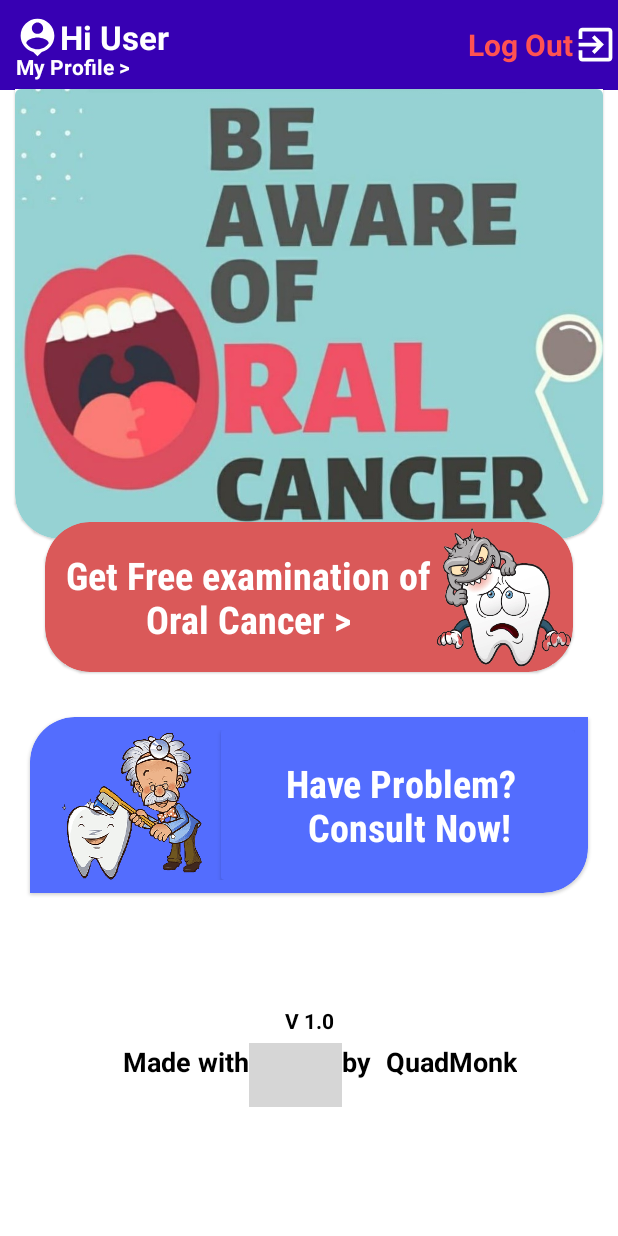
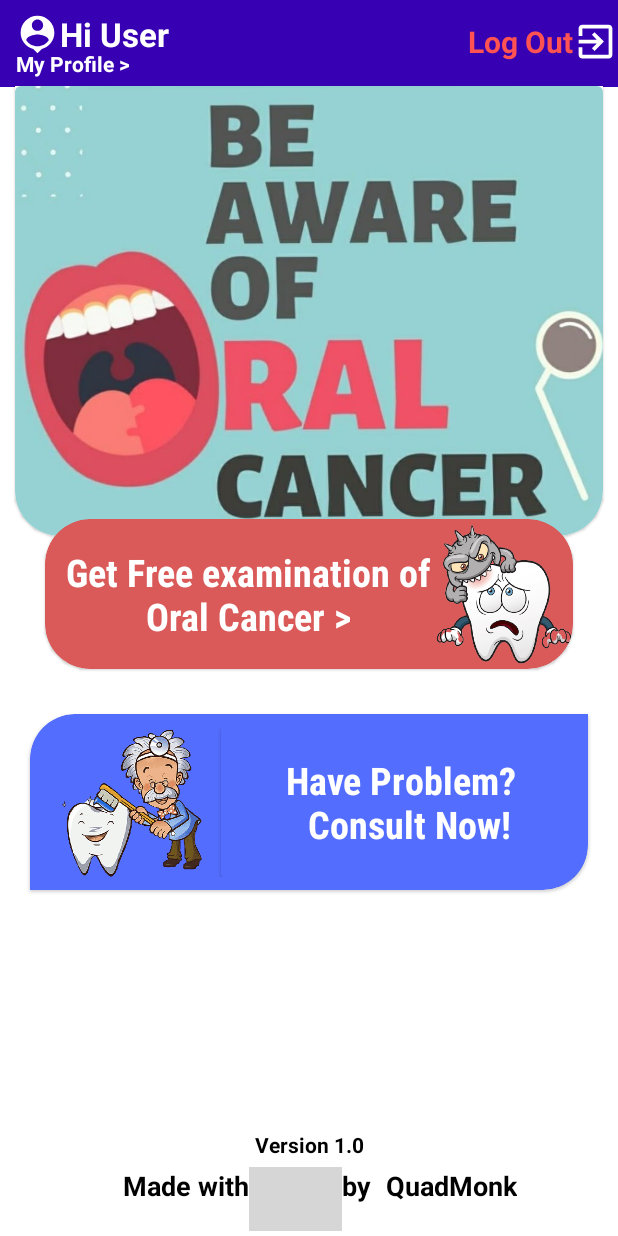
Before and after one commit to dineshlalgit/FirstDoctorV1.0, an Android app: the HomePage screen opened directly, with no data from a screen before it, on a phone screen of 412 x 824 dp. Run offline under Robolectric (Android 15) with nearby library versions, the light colour scheme and no system bars; our stand-ins replace Firebase (no records; nobody signed in at launch, a user with empty details on screens opened directly); grey boxes are pictures that could not be loaded.

Commit message:
Merge remote-tracking branch 'origin/master' into Vinay
# Conflicts:
#	app/src/main/AndroidManifest.xml

```diff
--- a/app/build.gradle
+++ b/app/build.gradle
@@ -6,6 +6,11 @@ plugins {
 android {
     compileSdkVersion 30
     buildToolsVersion "30.0.3"
+
+    packagingOptions {
+        exclude 'META-INF/DEPENDENCIES'
+        exclude 'META-INF/androidx.cardview_cardview.version'
+    }
 
     defaultConfig {
         applicationId "com.oraldoc.firstdoctor"
@@ -16,6 +21,7 @@ android {
 
         testInstrumentationRunner "androidx.test.runner.AndroidJUnitRunner"
     }
+
 
     buildTypes {
         release {
@@ -39,6 +45,8 @@ dependencies {
     implementation 'com.google.firebase:firebase-database:20.0.0'
     implementation 'com.google.firebase:firebase-storage:20.0.0'
     implementation 'com.google.android.gms:play-services-auth:19.0.0'
+    //noinspection GradleCompatible
+    implementation 'com.android.support:cardview-v7:28.0.0'
     testImplementation 'junit:junit:4.13.2'
     androidTestImplementation 'androidx.test.ext:junit:1.1.2'
     androidTestImplementation 'androidx.test.espresso:espresso-core:3.3.0'
--- a/app/src/main/AndroidManifest.xml
+++ b/app/src/main/AndroidManifest.xml
@@ -23,6 +23,7 @@
         </activity>
         <activity android:name=".Examination_one" />
         <activity android:name=".History_two" />
+        <activity android:name=".UserProfile" />
         <activity android:name=".History_one" />
         <activity android:name=".Complain" />
         <activity android:name=".Info" />
--- a/app/src/main/res/layout/activity_home_page.xml
+++ b/app/src/main/res/layout/activity_home_page.xml
@@ -28,21 +28,20 @@
 
                 <TextView
                     android:id="@+id/tvUserName"
-                    android:layout_width="match_parent"
+                    android:layout_width="0dp"
                     android:layout_height="wrap_content"
-                    android:layout_marginLeft="10dp"
+                    android:layout_marginStart="10dp"
                     android:layout_marginTop="10dp"
-                    android:layout_marginRight="50dp"
+                    android:layout_marginEnd="50dp"
                     android:layout_marginBottom="20dp"
                     android:layout_weight="2"
                     android:background="@android:color/transparent"
-                    android:drawableStart="@drawable/account_30"
-                    android:drawableLeft="@drawable/account_30"
                     android:onClick="onNextButtonClick"
                     android:text="Hi User"
                     android:textAppearance="@style/TextAppearance.AppCompat.Large"
                     android:textColor="@color/white"
-                    android:textStyle="bold" />
+                    android:textStyle="bold"
+                    app:drawableStartCompat="@drawable/account_30" />
 
                 <TextView
                     android:id="@+id/tvLogout"
@@ -63,12 +62,13 @@
             <TextView
                 android:id="@+id/textView2"
                 android:layout_width="wrap_content"
-                android:layout_height="wrap_content"
-                android:layout_marginLeft="10dp"
+                android:layout_height="0dp"
+                android:layout_marginStart="10dp"
                 android:layout_marginTop="-25dp"
                 android:layout_weight="1"
                 android:background="@android:color/transparent"
                 android:gravity="center"
+                android:onClick="onNextButtonClick"
                 android:text="My Profile >"
                 android:textAppearance="@style/TextAppearance.AppCompat.Body1"
                 android:textColor="#FFFFFF"
@@ -214,12 +214,13 @@
                 android:layout_width="match_parent"
                 android:layout_height="wrap_content"
                 android:layout_gravity="bottom|center"
-                android:layout_marginTop="55dp"
+                android:layout_marginTop="140dp"
                 android:foregroundGravity="bottom|center"
                 android:gravity="bottom|center"
-                android:text="V 1.0"
-                android:textStyle="bold"
-                android:textColor="#000000" />
+                android:text="Version 1.0"
+                android:textColor="#000000"
+                android:textStyle="bold" />
+
             <LinearLayout
                 android:id="@+id/luvinbrait"
                 android:layout_width="wrap_content"
@@ -227,12 +228,12 @@
                 android:layout_below="@+id/txtviewsearch"
                 android:layout_alignParentBottom="true"
                 android:layout_centerHorizontal="true"
-                android:layout_gravity="center"
+                android:layout_gravity="bottom|center"
                 android:layout_marginTop="5dp"
                 android:baselineAligned="false"
                 android:focusableInTouchMode="true"
-                android:foregroundGravity="center"
-                android:gravity="center|fill">
+                android:foregroundGravity="bottom|center"
+                android:gravity="bottom|center|fill">
 
                 <TextView
                     android:layout_width="wrap_content"
@@ -252,7 +253,7 @@
                     android:layout_gravity="center"
                     android:layout_marginTop="-7dp"
                     android:background="@drawable/love"
-                    android:scaleType="fitXY"
+                    android:scaleType="centerCrop"
                     android:scaleX="1"
                     android:scaleY="1" />
 
@@ -281,7 +282,6 @@
             </LinearLayout>
 
 
-
         </LinearLayout>
 
     </ScrollView>
--- a/app/src/main/res/layout/activity_main.xml
+++ b/app/src/main/res/layout/activity_main.xml
@@ -123,7 +123,7 @@
                             android:background="@drawable/bt_shape"
                             android:drawableStart="@drawable/password_24"
                             android:hint=" Password"
-                            android:inputType="textPassword|numberPassword|textWebPassword"
+                            android:inputType="textPassword|textWebPassword"
                             android:maxLength="18"
                             android:onClick="onButtonClick"
                             android:textColor="@color/bg_color"
```
